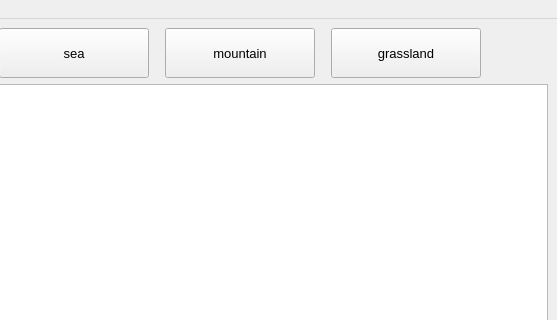
Before: the Qt Designer form finalDraft/testClient/admin/mainwindow.ui in Usotsu7ki/Facial-Expression-Recognition-System, drawn with Qt 5; both pictures show x 243 to 800 and y 0 to 320 of the 800 by 600 pixel window.
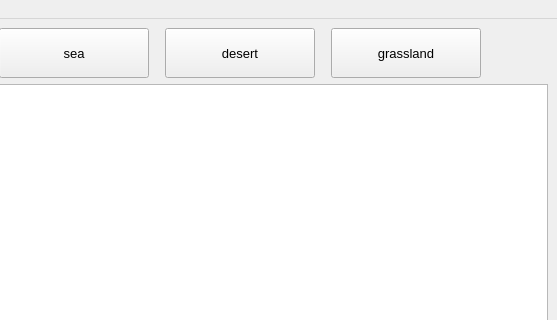
After: the same form once the commit is applied.

What changed in the file:
```diff
--- a/finalDraft/testClient/admin/mainwindow.ui
+++ b/finalDraft/testClient/admin/mainwindow.ui
@@ -194,11 +194,12 @@
           </property>
           <property name="font">
            <font>
+            <family>Arial</family>
             <pointsize>10</pointsize>
            </font>
           </property>
           <property name="text">
-           <string>mountain</string>
+           <string>desert</string>
           </property>
          </widget>
         </item>
```
Left out of the diff: 8 changed lines with no effect on the pictures.
